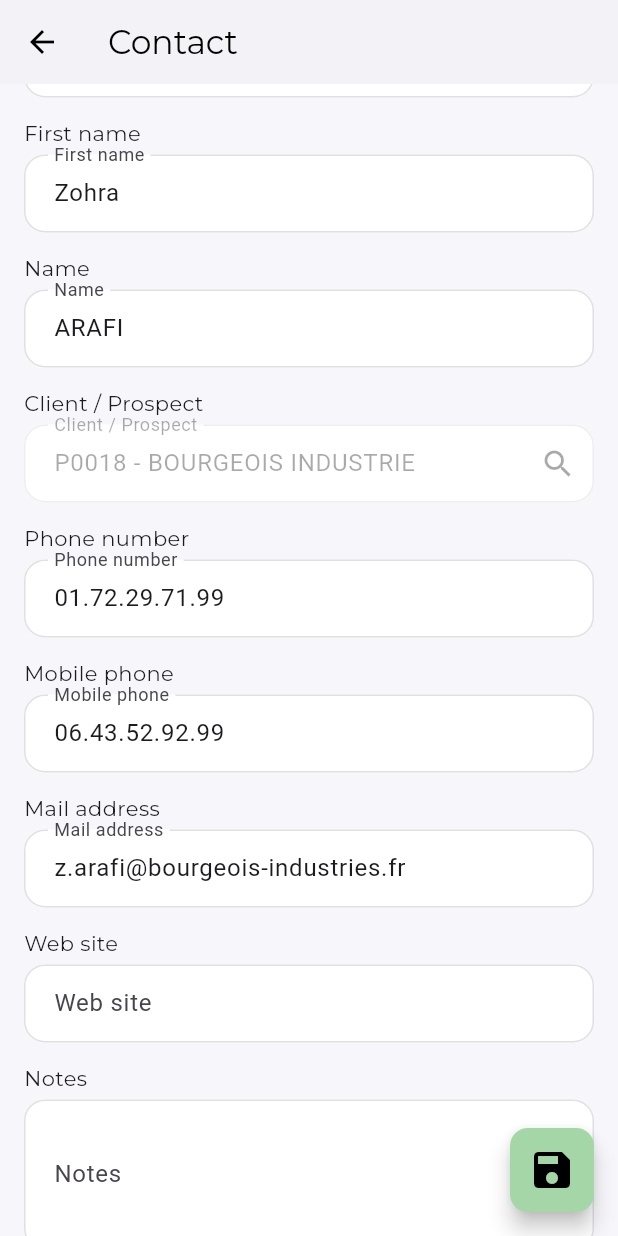
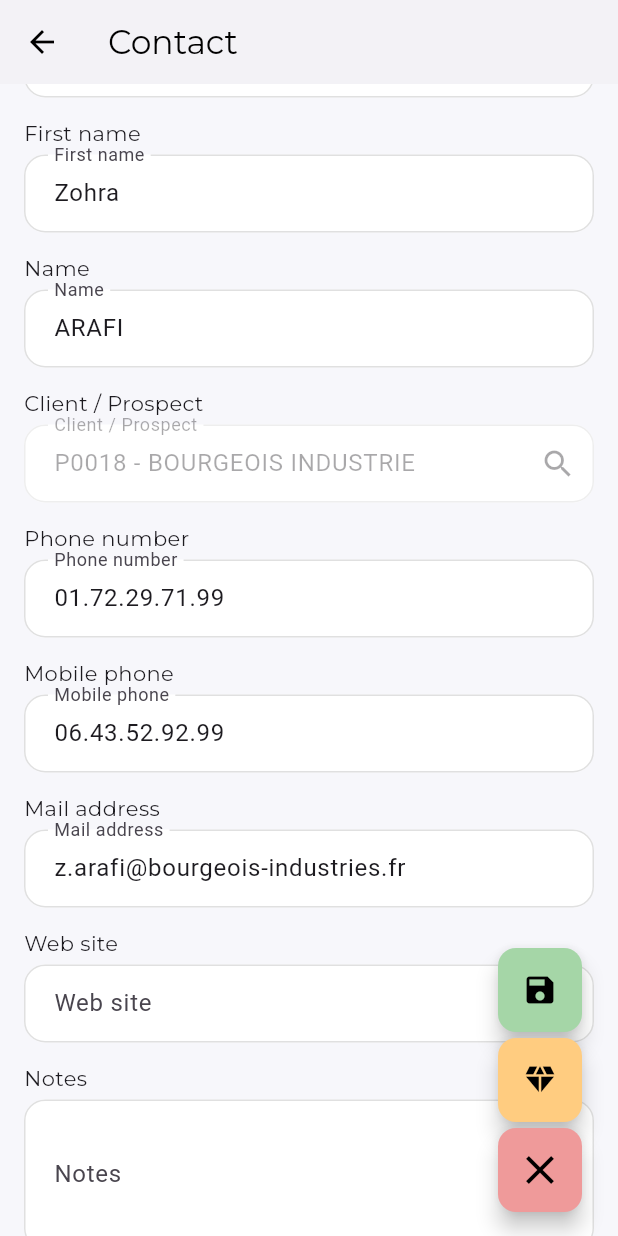
Before and after one commit to lembo2003/clone_aom, a Flutter app: the ContactUserEdit screen opened directly, scrolled down 83 dp, after a tap on the "edit" icon, on a phone screen of 412 x 824 dp. Run offline on Flutter 3.47's test engine with Material 3 defaults, Android fonts, the phone set to English and light mode, and no system bars; our stand-ins replace firebase_core, firebase_messaging, flutter_slidable; missing offline and left inert: onesignal_flutter; accounts and stored records are empty.

Commit message:
Add editable user contact screen
A new screen, `ContactUserEdit`, has been created to allow editing of user contact information.
This screen includes fields for:
- Civility (Ms./Mr.)
- First name
- Name
- Client/Prospect (selectable from a dialog)
- Phone number
- Mobile phone
- Mail address
- Web site
- Notes

The screen supports both view and edit modes, toggled by a FloatingActionButton.
In view mode, information is displayed as static text.
In edit mode, fields become editable FormFields.

The `ContactUserDetail` screen now has an edit FAB that navigates to the `ContactUserEdit` screen.
Styling adjustments have been made to `ContactUserDetail` including margin updates for sections and header card positioning.
The "Contact" section title in `ContactUserDetail` no longer has an icon.

```diff
--- a/lib/loginpage/screen/contact_user_edit.dart
+++ b/lib/loginpage/screen/contact_user_edit.dart
@@ -24,6 +24,8 @@ class _ContactUserEditState extends State<ContactUserEdit>
 
   // Edit/view mode toggle
   bool _isEditMode = false;
+  // Show expanded actions in edit mode
+  bool _showFabActions = false;
 
   // Civility options
   final List<String> _civilities = ['Ms.', 'Mr.'];
@@ -150,6 +152,35 @@ class _ContactUserEditState extends State<ContactUserEdit>
           style: const TextStyle(fontSize: 16, fontFamily: 'Montserrat'),
         ),
       ),
+    );
+  }
+
+  void _toggleEditMode() {
+    setState(() {
+      if (_isEditMode) {
+        // If already in edit mode, pressing main FAB acts as cancel
+        _isEditMode = false;
+        _showFabActions = false;
+      } else {
+        _isEditMode = true;
+        _showFabActions = true;
+      }
+    });
+  }
+
+  void _saveAndExitEditMode() {
+    setState(() {
+      _isEditMode = false;
+      _showFabActions = false;
+    });
+    ScaffoldMessenger.of(context).showSnackBar(
+      const SnackBar(content: Text('Saved!')),
+    );
+  }
+
+  void _otherAction() {
+    ScaffoldMessenger.of(context).showSnackBar(
+      const SnackBar(content: Text('Other action!')),
     );
   }
 
@@ -307,21 +338,41 @@ class _ContactUserEditState extends State<ContactUserEdit>
           ),
         ),
       ),
-      floatingActionButton: FloatingActionButton(
-        backgroundColor: _isEditMode ? Colors.green.shade200 : Colors.deepPurple.shade200,
-        onPressed: () {
-          setState(() {
-            _isEditMode = !_isEditMode;
-          });
-          if (!_isEditMode) {
-            // Optionally save changes here
-            ScaffoldMessenger.of(context).showSnackBar(
-              const SnackBar(content: Text('Saved!')),
-            );
-          }
-        },
-        child: Icon(_isEditMode ? Icons.save : Icons.edit, color: Colors.black, size: 32),
-        shape: RoundedRectangleBorder(borderRadius: BorderRadius.circular(12)),
+      floatingActionButton: Stack(
+        alignment: Alignment.bottomRight,
+        children: [
+          if (_isEditMode && _showFabActions) ...[
+            Padding(
+              padding: const EdgeInsets.only(bottom: 120.0, right: 8),
+              child: FloatingActionButton(
+                heroTag: 'save',
+                backgroundColor: Colors.green.shade200,
+                onPressed: _saveAndExitEditMode,
+                child: const Icon(Icons.save, color: Colors.black),
+                shape: RoundedRectangleBorder(borderRadius: BorderRadius.circular(12)),
+              ),
+            ),
+            Padding(
+              padding: const EdgeInsets.only(bottom: 60.0, right: 8),
+              child: FloatingActionButton(
+                heroTag: 'other',
+                backgroundColor: Colors.orange.shade200,
+                onPressed: _otherAction,
+                child: const Icon(Icons.diamond, color: Colors.black),
+                shape: RoundedRectangleBorder(borderRadius: BorderRadius.circular(12)),
+              ),
+            ),
+          ],
+          Padding(
+            padding: const EdgeInsets.only(right: 8),
+            child: FloatingActionButton(
+              backgroundColor: _isEditMode ? Colors.red.shade200 : Colors.deepPurple.shade200,
+              onPressed: _toggleEditMode,
+              child: Icon(_isEditMode ? Icons.close : Icons.edit, color: Colors.black, size: 32),
+              shape: RoundedRectangleBorder(borderRadius: BorderRadius.circular(12)),
+            ),
+          ),
+        ],
       ),
       floatingActionButtonLocation: FloatingActionButtonLocation.endFloat,
     );
```
